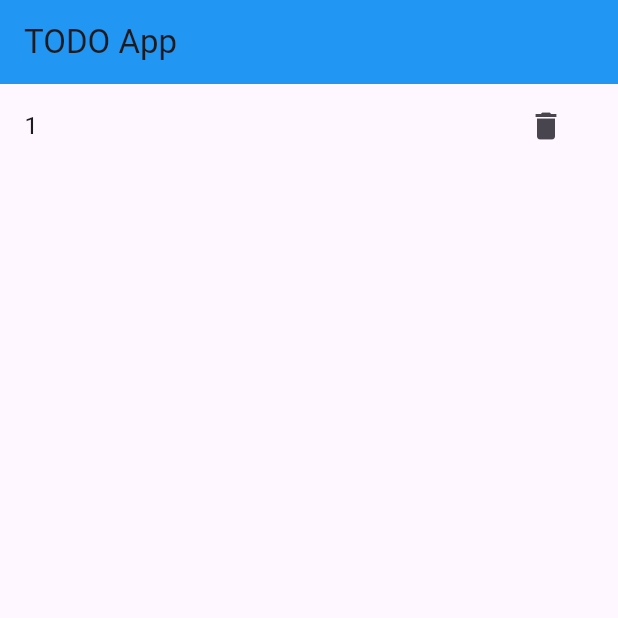
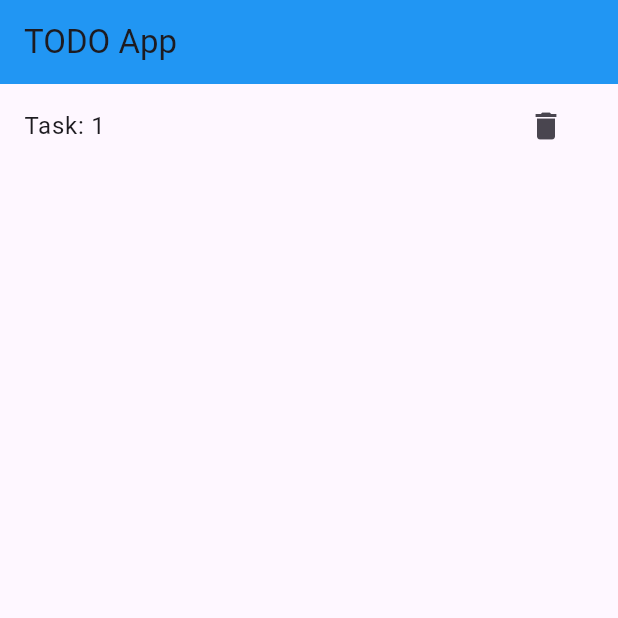
Before and after one commit to Mks30d/CounterApp_FlutterBLOC, a Flutter app: the screen it shows after launch, after a tap on the "add" icon, on a phone screen of 412 x 824 dp, the top half of it. Run offline on Flutter 3.47's test engine with Material 3 defaults, Android fonts, the light colour scheme and no system bars; our stand-ins replace bloc, equatable, flutter_bloc.

Commit message:
Remove functionality completed for todo app

```diff
--- a/lib/bloc/todo_app/todo_bloc.dart
+++ b/lib/bloc/todo_app/todo_bloc.dart
@@ -7,10 +7,15 @@ class TodoBloc extends Bloc<TodoEvent, TodoState> {
 
   TodoBloc() : super(TodoState()) {
     on<AddTodoEvent>(_addTodoEvent);
+    on<RemoveTodoEvent>(_removeTodoEvent);
   }
 
   void _addTodoEvent(AddTodoEvent event, Emitter<TodoState> emit) {
     todoList.add(event.task);
     emit(state.copyWith(todoList: List.from(todoList)));
   }
+  void _removeTodoEvent(RemoveTodoEvent event, Emitter<TodoState> emit) {
+    todoList.remove(event.task);
+    emit(state.copyWith(todoList: List.from(todoList)));
+  }
 }
--- a/lib/bloc/todo_app/todo_event.dart
+++ b/lib/bloc/todo_app/todo_event.dart
@@ -13,6 +13,10 @@ class AddTodoEvent extends TodoEvent {
 }
 
 class RemoveTodoEvent extends TodoEvent {
+
+  final Object task;
+  RemoveTodoEvent({required this.task});
+
   @override
   List<Object?> get props => [];
 }
--- a/lib/ui/todo_app/todo_app.dart
+++ b/lib/ui/todo_app/todo_app.dart
@@ -4,6 +4,8 @@ import 'package:flutter_bloc/flutter_bloc.dart';
 
 import '../../bloc/todo_app/todo_bloc.dart';
 import '../../bloc/todo_app/todo_state.dart';
+
+// #8 Flutter Bloc Insert & Delete Data from List
 
 class ToDoApp extends StatefulWidget {
   const ToDoApp({super.key});
@@ -13,6 +15,7 @@ class ToDoApp extends StatefulWidget {
 }
 
 class _ToDoAppState extends State<ToDoApp> {
+  int count =1;
   @override
   Widget build(BuildContext context) {
     return Scaffold(
@@ -29,11 +32,13 @@ class _ToDoAppState extends State<ToDoApp> {
               itemCount: state.todoList.length,
               itemBuilder: (context, index) {
                 return ListTile(
-                  title: Text((index + 1).toString()),
-                  // title: Text(state.todoList[index]),
+                  // title: Text((index + 1).toString()),
+                  title: Text(state.todoList[index]),
                   trailing: IconButton(
                     icon: Icon(Icons.delete),
-                    onPressed: () {},
+                    onPressed: () {
+                      context.read<TodoBloc>().add(RemoveTodoEvent(task: state.todoList[index]));
+                    },
                   ),
                 );
               },
@@ -45,7 +50,8 @@ class _ToDoAppState extends State<ToDoApp> {
       ),
       floatingActionButton: FloatingActionButton(
         onPressed: () {
-            context.read<TodoBloc>().add(AddTodoEvent(task: "Task: "));
+            context.read<TodoBloc>().add(AddTodoEvent(task: "Task: $count"));
+            count++;
           // for (int i = 1; i <= 5; i++) {
           //   // to add task in list when button is clicked
           //   context.read<TodoBloc>().add(AddTodoEvent(task: "Task: " + i.toString()));
```
